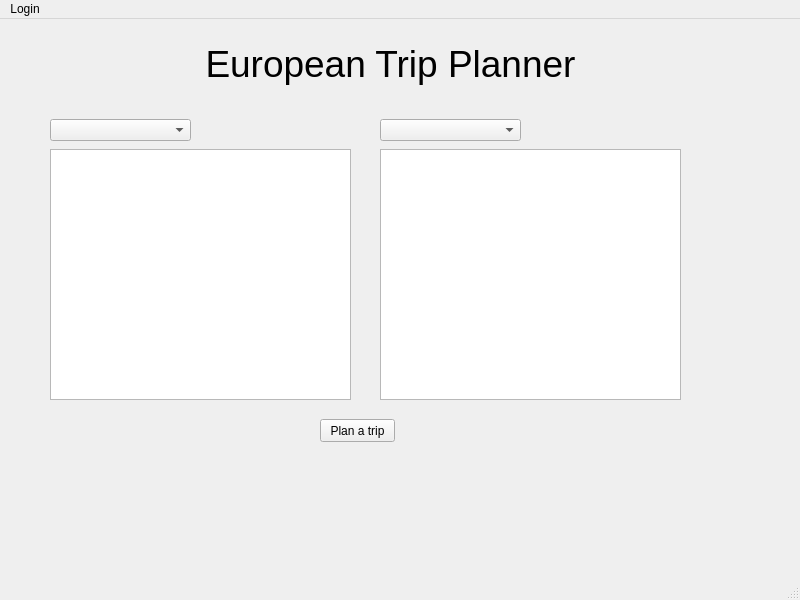
First picture: the form in QT/mainwindow.ui, repository xyphel/Project-1-European-Trip-Planner, before the edit.
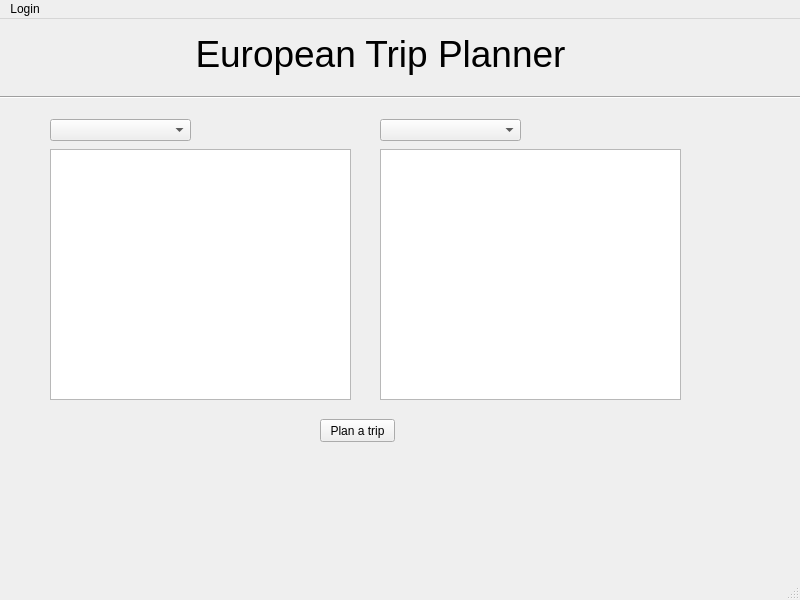
Second picture: the form after the edit.

The edit to the form file:
```diff
--- a/QT/mainwindow.ui
+++ b/QT/mainwindow.ui
@@ -17,8 +17,8 @@
    <widget class="QLabel" name="label">
     <property name="geometry">
      <rect>
-      <x>190</x>
-      <y>20</y>
+      <x>180</x>
+      <y>10</y>
       <width>401</width>
       <height>51</height>
      </rect>
@@ -80,6 +80,19 @@
      </rect>
     </property>
    </widget>
+   <widget class="Line" name="line">
+    <property name="geometry">
+     <rect>
+      <x>0</x>
+      <y>70</y>
+      <width>801</width>
+      <height>16</height>
+     </rect>
+    </property>
+    <property name="orientation">
+     <enum>Qt::Horizontal</enum>
+    </property>
+   </widget>
   </widget>
   <widget class="QMenuBar" name="menubar">
    <property name="geometry">
```
